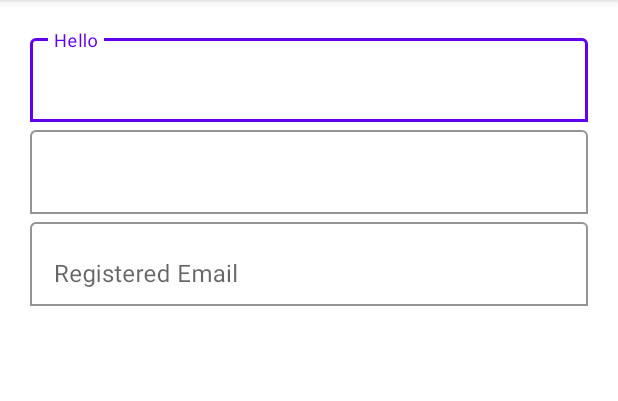
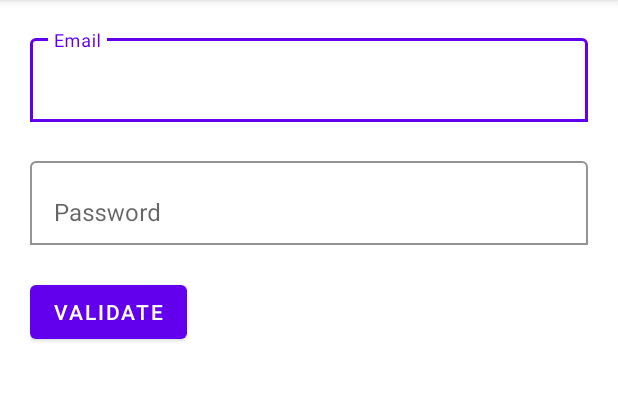
Before and after one commit to utsavdotpro/MaterialEditTextLibrary, an Android app: the screen it shows after launch (MainActivity), on a phone screen of 412 x 824 dp, the part 84-485 px from its top. Run offline under Robolectric (Android 15) with nearby library versions, the phone set to English and light mode, and no system bars.

```diff
--- a/MaterialEditText/src/main/java/com/isolpro/library/materialedittext/MaterialEditText.java
+++ b/MaterialEditText/src/main/java/com/isolpro/library/materialedittext/MaterialEditText.java
@@ -51,8 +51,10 @@ public class MaterialEditText extends RelativeLayout {
   public static boolean validateEditTexts(OnValidationErrorCallback onValidationErrorCallback, MaterialEditText... materialEditTexts) {
     for (MaterialEditText met : materialEditTexts) {
       if (met.isRequired() && met.getText().toString().isEmpty()) {
-        if (met.isErrorEnabled()) met.setErrorEnabled(true);
+        if (met.isErrorEnabled()) met.showError(3000);
+
         if (onValidationErrorCallback != null) onValidationErrorCallback.exec(met);
+
         return false;
       }
     }
@@ -111,8 +113,8 @@ public class MaterialEditText extends RelativeLayout {
   public void showError(int autoHideDuration) {
     setErrorVisible(true);
 
-    if (autoHideDuration < 0)
-      Utils.setTimeout(o -> hideError(), 3000);
+    if (autoHideDuration >= 0)
+      Utils.setTimeout(o -> hideError(), autoHideDuration);
   }
 
   public void showError() {
--- a/app/src/main/java/com/isolpro/materialedittextlibrary/MainActivity.java
+++ b/app/src/main/java/com/isolpro/materialedittextlibrary/MainActivity.java
@@ -1,14 +1,31 @@
 package com.isolpro.materialedittextlibrary;
+
+import android.os.Bundle;
+import android.widget.Toast;
 
 import androidx.appcompat.app.AppCompatActivity;
 
-import android.os.Bundle;
+import com.google.android.material.button.MaterialButton;
+import com.isolpro.library.materialedittext.MaterialEditText;
 
 public class MainActivity extends AppCompatActivity {
+
+  private MaterialButton btnValidate;
+  private MaterialEditText metEmail, metPassword;
 
   @Override
   protected void onCreate(Bundle savedInstanceState) {
     super.onCreate(savedInstanceState);
     setContentView(R.layout.activity_main);
+
+    metEmail = findViewById(R.id.metEmail);
+    metPassword = findViewById(R.id.metPassword);
+    btnValidate = findViewById(R.id.btnValidate);
+
+    btnValidate.setOnClickListener(v -> {
+      MaterialEditText.validateEditTexts(met -> {
+        Toast.makeText(this, "Some required fields are empty", Toast.LENGTH_LONG).show();
+      }, metEmail, metPassword);
+    });
   }
 }
--- a/app/src/main/res/layout/activity_main.xml
+++ b/app/src/main/res/layout/activity_main.xml
@@ -1,39 +1,35 @@
 <?xml version="1.0" encoding="utf-8"?>
 <LinearLayout xmlns:android="http://schemas.android.com/apk/res/android"
+  xmlns:app="http://schemas.android.com/apk/res-auto"
   xmlns:tools="http://schemas.android.com/tools"
   android:layout_width="match_parent"
   android:layout_height="match_parent"
-  xmlns:app="http://schemas.android.com/apk/res-auto"
   android:orientation="vertical"
   android:padding="20dp"
   tools:context=".MainActivity">
 
   <com.isolpro.library.materialedittext.MaterialEditText
+    android:id="@+id/metEmail"
     android:layout_width="match_parent"
     android:layout_height="wrap_content"
-    app:met_enabled="true"
-    app:met_hint="Hello"/>
+    app:met_errorEnabled="true"
+    app:met_errorMessage="Email can't be empty!"
+    app:met_required="true"
+    app:met_hint="Email" />
 
   <com.isolpro.library.materialedittext.MaterialEditText
-    android:layout_width="match_parent"
-    android:layout_height="wrap_content" />
-
-  <com.google.android.material.textfield.TextInputLayout
+    android:id="@+id/metPassword"
     android:layout_width="match_parent"
     android:layout_height="wrap_content"
-    android:hint="Registered Email"
-    app:errorContentDescription="Email can't be empty!"
-    app:boxBackgroundColor="@color/white"
-    app:boxBackgroundMode="outline"
-    app:errorEnabled="true">
+    app:met_errorEnabled="true"
+    app:met_errorMessage="Password can't be empty!"
+    app:met_required="true"
+    app:met_hint="Password" />
 
-    <com.google.android.material.textfield.TextInputEditText
-      android:id="@+id/txtEmail"
-      android:layout_width="match_parent"
-      android:layout_height="wrap_content"
-      android:inputType="textEmailAddress"
-      android:maxLines="1" />
-
-  </com.google.android.material.textfield.TextInputLayout>
+  <com.google.android.material.button.MaterialButton
+    android:id="@+id/btnValidate"
+    android:layout_width="wrap_content"
+    android:layout_height="wrap_content"
+    android:text="Validate" />
 
 </LinearLayout>
```
